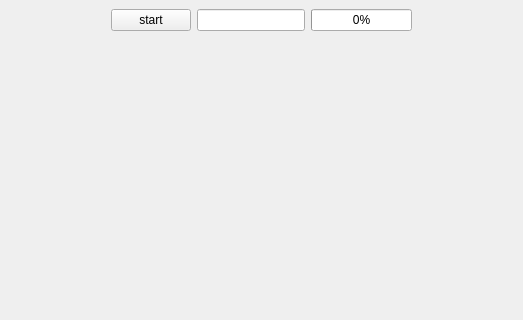
Old version of the form sender/mainwindow.ui in the repository shgli/qrtransfer; both pictures show x 0 to 523 and y 0 to 320 of the 523 by 519 pixel window.
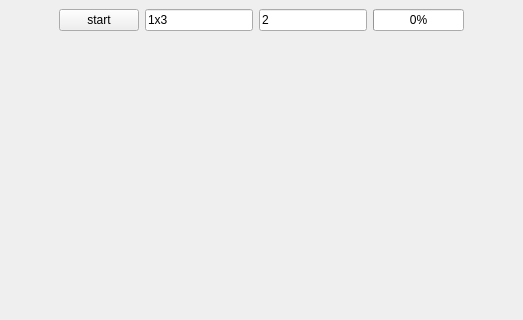
New version of the form.

What changed in the file:
```diff
--- a/sender/mainwindow.ui
+++ b/sender/mainwindow.ui
@@ -41,7 +41,21 @@
        </widget>
       </item>
       <item>
-       <widget class="QLineEdit" name="mWaitMS"/>
+       <widget class="QLineEdit" name="mImgCfg">
+        <property name="text">
+         <string>1x3</string>
+        </property>
+       </widget>
+      </item>
+      <item>
+       <widget class="QLineEdit" name="mScalar">
+        <property name="text">
+         <string>2</string>
+        </property>
+        <property name="maxLength">
+         <number>10</number>
+        </property>
+       </widget>
       </item>
       <item>
        <widget class="QProgressBar" name="mProgressBar">
```
